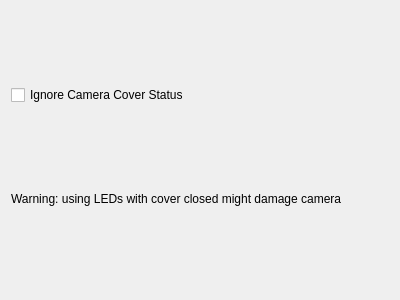
The window that lanpreferencesform.ui (jpietrzak8/Lanterne) describes before a commit, drawn with Qt 5.
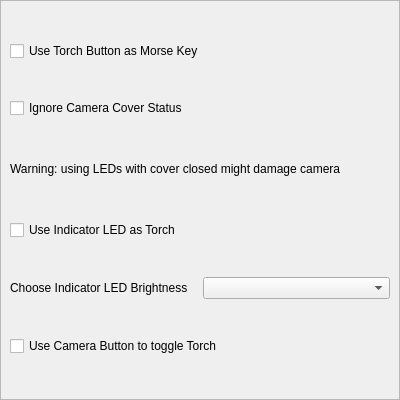
The same window after the commit.

Commit message:
Indicator LED supported
Added support for use of the red (indicator) LED.  Also, Torch On/Off
button can now be used as Morse code key, and camera button can be used to
control torch.  Also, strobe brightness levels have been fleshed out.

```diff
--- a/lanpreferencesform.ui
+++ b/lanpreferencesform.ui
@@ -7,13 +7,41 @@
     <x>0</x>
     <y>0</y>
     <width>400</width>
-    <height>300</height>
+    <height>400</height>
    </rect>
   </property>
   <property name="windowTitle">
-   <string>Form</string>
+   <string>Preferences</string>
+  </property>
+  <layout class="QVBoxLayout" name="verticalLayout_2">
+   <property name="margin">
+    <number>0</number>
+   </property>
+   <item>
+    <widget class="QScrollArea" name="scrollArea">
+     <property name="widgetResizable">
+      <bool>true</bool>
+     </property>
+     <widget class="QWidget" name="scrollAreaWidgetContents">
+      <property name="geometry">
+       <rect>
+        <x>0</x>
+        <y>0</y>
+        <width>398</width>
+        <height>398</height>
+       </rect>
   </property>
   <layout class="QVBoxLayout" name="verticalLayout">
+       <item>
+        <widget class="QCheckBox" name="morseKeyCheckBox">
+         <property name="enabled">
+          <bool>true</bool>
+         </property>
+         <property name="text">
+          <string>Use Torch Button as Morse Key</string>
+         </property>
+        </widget>
+       </item>
    <item>
     <widget class="QCheckBox" name="disableCoverCheckBox">
      <property name="text">
@@ -35,6 +63,38 @@
      <property name="wordWrap">
       <bool>true</bool>
      </property>
+        </widget>
+       </item>
+       <item>
+        <widget class="QCheckBox" name="indicatorLEDCheckBox">
+         <property name="text">
+          <string>Use Indicator LED as Torch</string>
+         </property>
+        </widget>
+       </item>
+       <item>
+        <layout class="QHBoxLayout" name="horizontalLayout">
+         <item>
+          <widget class="QLabel" name="indicatorBrightnessLabel">
+           <property name="text">
+            <string>Choose Indicator LED Brightness</string>
+           </property>
+          </widget>
+         </item>
+         <item>
+          <widget class="QComboBox" name="indicatorBrightnessComboBox"/>
+         </item>
+        </layout>
+       </item>
+       <item>
+        <widget class="QCheckBox" name="cameraButtonCheckBox">
+         <property name="text">
+          <string>Use Camera Button to toggle Torch</string>
+         </property>
+        </widget>
+       </item>
+      </layout>
+     </widget>
     </widget>
    </item>
   </layout>
```
Lines whose indentation alone changed are shown as unchanged. The commit also changes 14 other files.
